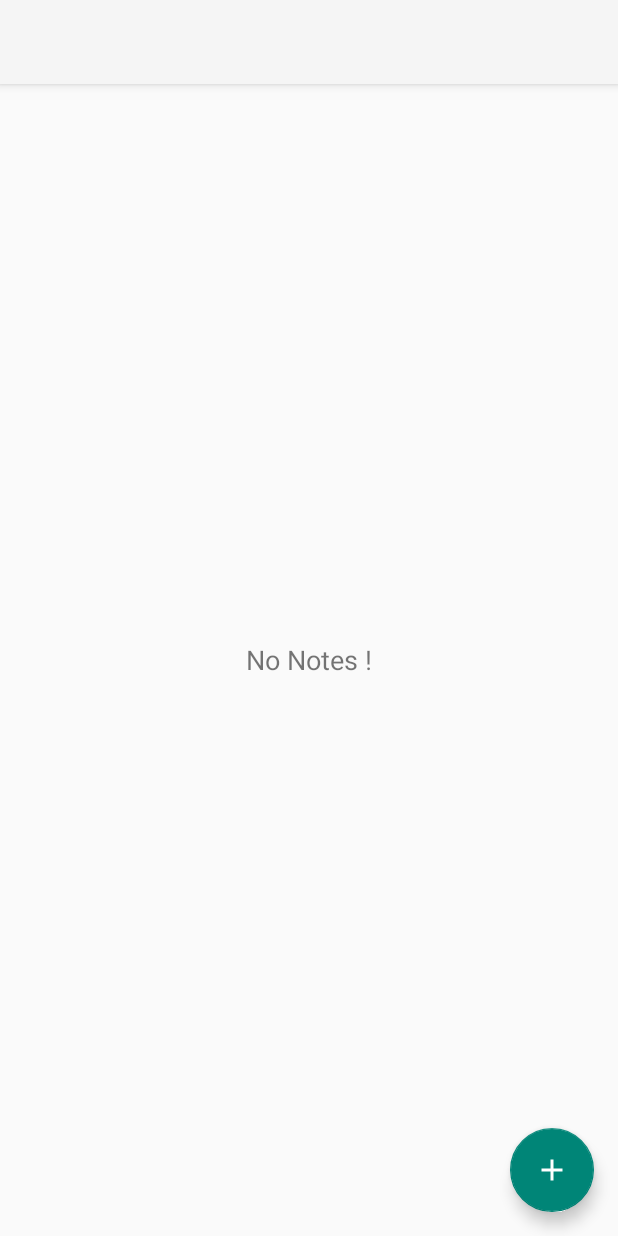
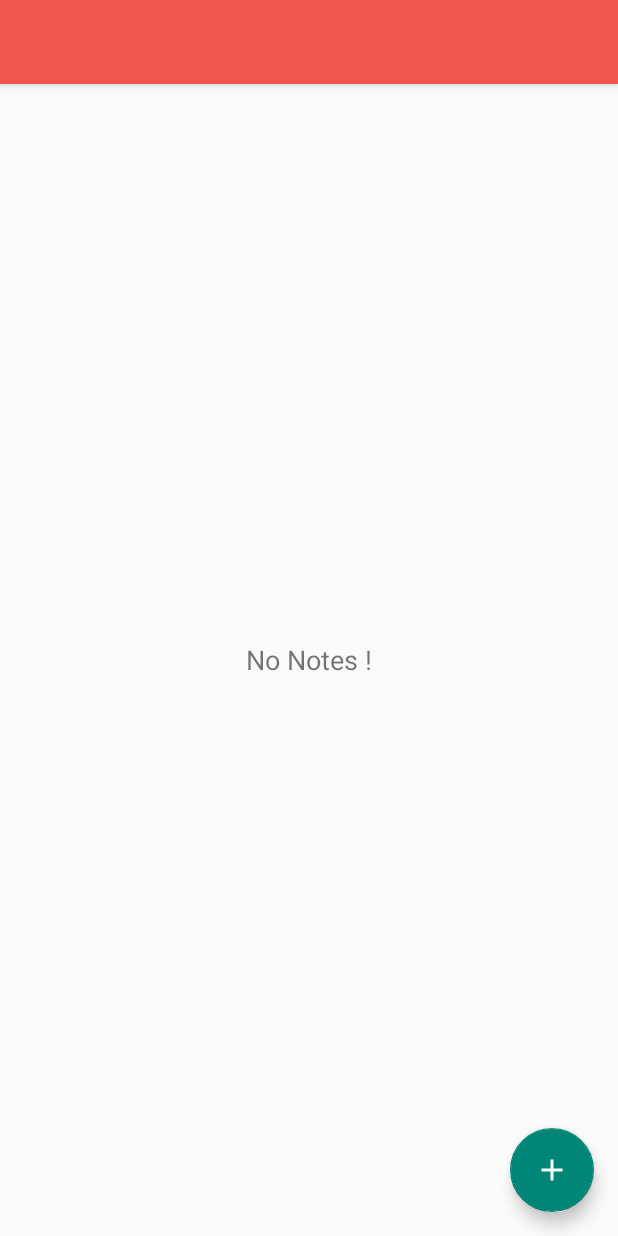
Before and after one commit to zzckckck3/calenderMemo, an Android app: the layout activity_note_main.xml on its own in the app's theme, with its tools: preview values and no code run, on a phone screen of 412 x 824 dp. Run offline under Robolectric (Android 15) with nearby library versions, the phone set to English and light mode, and no system bars.

Commit message:
오류 수정 및 발표본

```diff
--- a/app/src/main/AndroidManifest.xml
+++ b/app/src/main/AndroidManifest.xml
@@ -43,6 +43,7 @@
 
         <activity
             android:name=".MemoActivity"
+            android:parentActivityName=".MainActivity"
             android:exported="false"/>
 
         <activity
--- a/app/src/main/java/com/example/calendermemo/AndroidExplorerActivity.java
+++ b/app/src/main/java/com/example/calendermemo/AndroidExplorerActivity.java
@@ -19,7 +19,7 @@ public class AndroidExplorerActivity extends ListActivity {
     private List<String> item = null;
     private List<String> path = null;
 
-    private String root = "/mnt/sdcard/";
+    private String root = "/sdcard/";
     private TextView myPath;
 
     @Override
@@ -33,10 +33,8 @@ public class AndroidExplorerActivity extends ListActivity {
 
     private void getDir(String dirPath){
         myPath.setText("Location: " + dirPath);
-
         item = new ArrayList<String>();
         path = new ArrayList<String>();
-
         File f = new File(dirPath);
         File[] files = f.listFiles();
 
@@ -46,7 +44,6 @@ public class AndroidExplorerActivity extends ListActivity {
             item.add("../");
             path.add(f.getParent());
         }
-
         for(int i = 0; i< files.length;i++){
             File file = files[i];
             path.add(file.getPath());
@@ -56,7 +53,6 @@ public class AndroidExplorerActivity extends ListActivity {
             else
                 item.add(file.getName());
         }
-
         ArrayAdapter<String> fileList = new ArrayAdapter<String>(this, R.layout.row,R.id.row_textview, item);
         setListAdapter(fileList);
     }
--- a/app/src/main/java/com/example/calendermemo/MemoActivity.java
+++ b/app/src/main/java/com/example/calendermemo/MemoActivity.java
@@ -88,8 +88,8 @@ public class MemoActivity extends AppCompatActivity implements NoteEventListener
     private void setupNavigation(Bundle savedInstanceState, Toolbar toolbar) {
 
         List<IDrawerItem<?>> iDrawerItems = new ArrayList<>();
-        iDrawerItems.add(new PrimaryDrawerItem().withName("홈 화면").withIcon(R.drawable.ic_home_black_24dp));
-        iDrawerItems.add(new PrimaryDrawerItem().withName("노트").withIcon(R.drawable.ic_note_black_24dp));
+        iDrawerItems.add(new PrimaryDrawerItem().withName("캘린더").withIcon(R.drawable.ic_home_black_24dp));
+        iDrawerItems.add(new PrimaryDrawerItem().withName("메모").withIcon(R.drawable.ic_note_black_24dp));
         iDrawerItems.add(new PrimaryDrawerItem().withName("폴더").withIcon(R.drawable.folder_gray));
         //call calender again
 
@@ -167,7 +167,6 @@ public class MemoActivity extends AppCompatActivity implements NoteEventListener
 
     private void onAddNewNote() {
         startActivity(new Intent(this, EditNoteActivity.class));
-
     }
 
     @Override
@@ -186,7 +185,6 @@ public class MemoActivity extends AppCompatActivity implements NoteEventListener
 
         return super.onOptionsItemSelected(item);
     }
-
 
     @Override
     protected void onResume() {
--- a/app/src/main/java/com/example/calendermemo/adapters/NotesAdapter.java
+++ b/app/src/main/java/com/example/calendermemo/adapters/NotesAdapter.java
@@ -24,12 +24,10 @@ public class NotesAdapter extends RecyclerView.Adapter<NotesAdapter.NoteHolder>
     private NoteEventListener listener;
     private boolean multiCheckMode = false;
 
-
     public NotesAdapter(Context context, ArrayList<Note> notes) {
         this.context = context;
         this.notes = notes;
     }
-
 
     @NonNull
     @Override
@@ -90,7 +88,6 @@ public class NotesAdapter extends RecyclerView.Adapter<NotesAdapter.NoteHolder>
         return checkedNotes;
     }
 
-
     class NoteHolder extends RecyclerView.ViewHolder {
         TextView noteText, noteDate;
         CheckBox checkBox;
@@ -102,7 +99,6 @@ public class NotesAdapter extends RecyclerView.Adapter<NotesAdapter.NoteHolder>
             checkBox = itemView.findViewById(R.id.checkBox);
         }
     }
-
 
     public void setListener(NoteEventListener listener) {
         this.listener = listener;
--- a/app/src/main/res/layout/activity_edite_note.xml
+++ b/app/src/main/res/layout/activity_edite_note.xml
@@ -13,7 +13,7 @@
         android:layout_height="wrap_content"
         android:layout_alignParentStart="true"
         android:layout_alignParentTop="true"
-        android:background="?attr/colorPrimary"
+        android:background="@color/mainTheme"
         android:minHeight="?attr/actionBarSize"
         android:theme="?attr/actionBarTheme" />
 
--- a/app/src/main/res/layout/activity_note_main.xml
+++ b/app/src/main/res/layout/activity_note_main.xml
@@ -15,7 +15,7 @@
             android:id="@+id/toolbar"
             android:layout_width="match_parent"
             android:layout_height="?attr/actionBarSize"
-            android:background="?attr/colorPrimary"
+            android:background="@color/mainTheme"
             app:popupTheme="@style/AppTheme.PopupOverlay" />
 
     </com.google.android.material.appbar.AppBarLayout>
--- a/build.gradle
+++ b/build.gradle
@@ -1,7 +1,7 @@
 // Top-level build file where you can add configuration options common to all sub-projects/modules.
 plugins {
-    id 'com.android.application' version '7.3.0' apply false
-    id 'com.android.library' version '7.3.0' apply false
+    id 'com.android.application' version '7.2.2' apply false
+    id 'com.android.library' version '7.2.2' apply false
 }
 
 task clean(type: Delete) {
```
